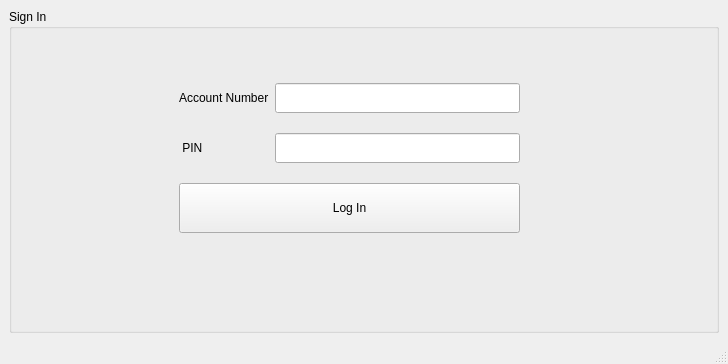
Before: the Qt Designer form Project/mainwindow.ui in Amritpal2001/ATM-Machine-using-c-, drawn with Qt 5.
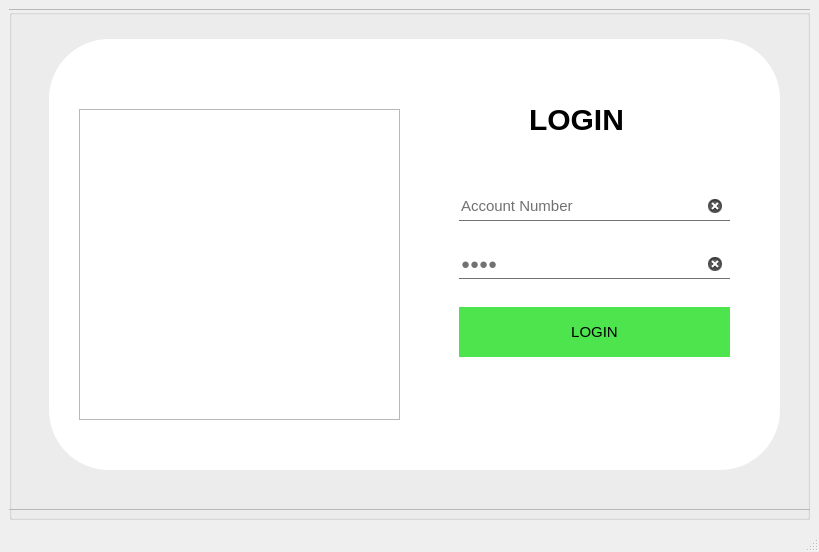
After: the same form once the commit is applied. Icons and pictures are not drawn.

```diff
--- a/Project/mainwindow.ui
+++ b/Project/mainwindow.ui
@@ -6,39 +6,86 @@
    <rect>
     <x>0</x>
     <y>0</y>
-    <width>728</width>
-    <height>364</height>
+    <width>819</width>
+    <height>552</height>
    </rect>
   </property>
   <property name="windowTitle">
    <string>MainWindow</string>
   </property>
+  <property name="styleSheet">
+   <string notr="true">*{
+font-size:15px;
+}
+#frame_2{
+background-image:url(&quot;:/img/B.png&quot;);
+}
+
+#frame{
+background-color:white;
+border-radius:60px;
+}
+
+#frame_3{
+background-image:url(&quot;:/img/img-01.png&quot;);
+}
+
+QLineEdit{
+background:transparent;
+border:none;
+color:#717072;
+border-bottom:1px solid #717072
+}
+QLineEdit::hover{
+border-bottom:3px solid black
+}
+#pushButton_login{
+background:#4ee44e;
+border-radius:60px;
+	font: 75 11pt &quot;MS Shell Dlg 2&quot;;
+}
+
+#pushButton_login::hover{
+background:green;
+border-radius:60px;
+
+}
+</string>
+  </property>
   <widget class="QWidget" name="centralwidget">
    <layout class="QVBoxLayout" name="verticalLayout">
     <item>
      <widget class="QGroupBox" name="groupBox">
       <property name="title">
-       <string>Sign In</string>
+       <string/>
+      </property>
+      <widget class="QFrame" name="frame">
+       <property name="geometry">
+        <rect>
+         <x>40</x>
+         <y>30</y>
+         <width>731</width>
+         <height>431</height>
+        </rect>
+       </property>
+       <property name="frameShape">
+        <enum>QFrame::StyledPanel</enum>
+       </property>
+       <property name="frameShadow">
+        <enum>QFrame::Raised</enum>
       </property>
       <widget class="QWidget" name="layoutWidget">
        <property name="geometry">
         <rect>
-         <x>170</x>
-         <y>60</y>
-         <width>341</width>
-         <height>181</height>
+          <x>410</x>
+          <y>130</y>
+          <width>271</width>
+          <height>211</height>
         </rect>
        </property>
        <layout class="QVBoxLayout" name="verticalLayout_2">
         <item>
          <layout class="QHBoxLayout" name="horizontalLayout">
-          <item>
-           <widget class="QLabel" name="label_2">
-            <property name="text">
-             <string>Account Number</string>
-            </property>
-           </widget>
-          </item>
           <item>
            <widget class="QLineEdit" name="lineEdit_acc_no">
             <property name="minimumSize">
@@ -47,19 +94,18 @@
               <height>30</height>
              </size>
             </property>
+             <property name="text">
+              <string>Account Number</string>
+             </property>
+             <property name="clearButtonEnabled">
+              <bool>true</bool>
+             </property>
            </widget>
           </item>
          </layout>
         </item>
         <item>
          <layout class="QHBoxLayout" name="horizontalLayout_2">
-          <item>
-           <widget class="QLabel" name="label_3">
-            <property name="text">
-             <string> PIN                    </string>
-            </property>
-           </widget>
-          </item>
           <item>
            <widget class="QLineEdit" name="lineEdit_pin">
             <property name="minimumSize">
@@ -68,9 +114,15 @@
               <height>30</height>
              </size>
             </property>
+             <property name="text">
+              <string>PINN</string>
+             </property>
             <property name="echoMode">
              <enum>QLineEdit::Password</enum>
             </property>
+             <property name="clearButtonEnabled">
+              <bool>true</bool>
+             </property>
            </widget>
           </item>
          </layout>
@@ -84,12 +136,67 @@
            </size>
           </property>
           <property name="text">
-           <string>Log In</string>
+            <string>LOGIN</string>
           </property>
          </widget>
         </item>
        </layout>
       </widget>
+       <widget class="QLabel" name="label">
+        <property name="geometry">
+         <rect>
+          <x>480</x>
+          <y>50</y>
+          <width>121</width>
+          <height>61</height>
+         </rect>
+        </property>
+        <property name="styleSheet">
+         <string notr="true">
+	font: 75 19pt &quot;MS Sans Serif&quot;;
+font-size:30px;
+font-weight:bold;
+</string>
+        </property>
+        <property name="text">
+         <string>LOGIN</string>
+        </property>
+       </widget>
+       <widget class="QFrame" name="frame_3">
+        <property name="geometry">
+         <rect>
+          <x>30</x>
+          <y>70</y>
+          <width>321</width>
+          <height>311</height>
+         </rect>
+        </property>
+        <property name="frameShape">
+         <enum>QFrame::StyledPanel</enum>
+        </property>
+        <property name="frameShadow">
+         <enum>QFrame::Raised</enum>
+        </property>
+       </widget>
+      </widget>
+      <widget class="QFrame" name="frame_2">
+       <property name="geometry">
+        <rect>
+         <x>-10</x>
+         <y>0</y>
+         <width>831</width>
+         <height>501</height>
+        </rect>
+       </property>
+       <property name="frameShape">
+        <enum>QFrame::StyledPanel</enum>
+       </property>
+       <property name="frameShadow">
+        <enum>QFrame::Raised</enum>
+       </property>
+      </widget>
+      <zorder>frame_2</zorder>
+      <zorder>frame</zorder>
      </widget>
     </item>
    </layout>
```
Left out of the diff: 4 changed lines with no effect on the pictures. Lines whose indentation alone changed are shown as unchanged.
